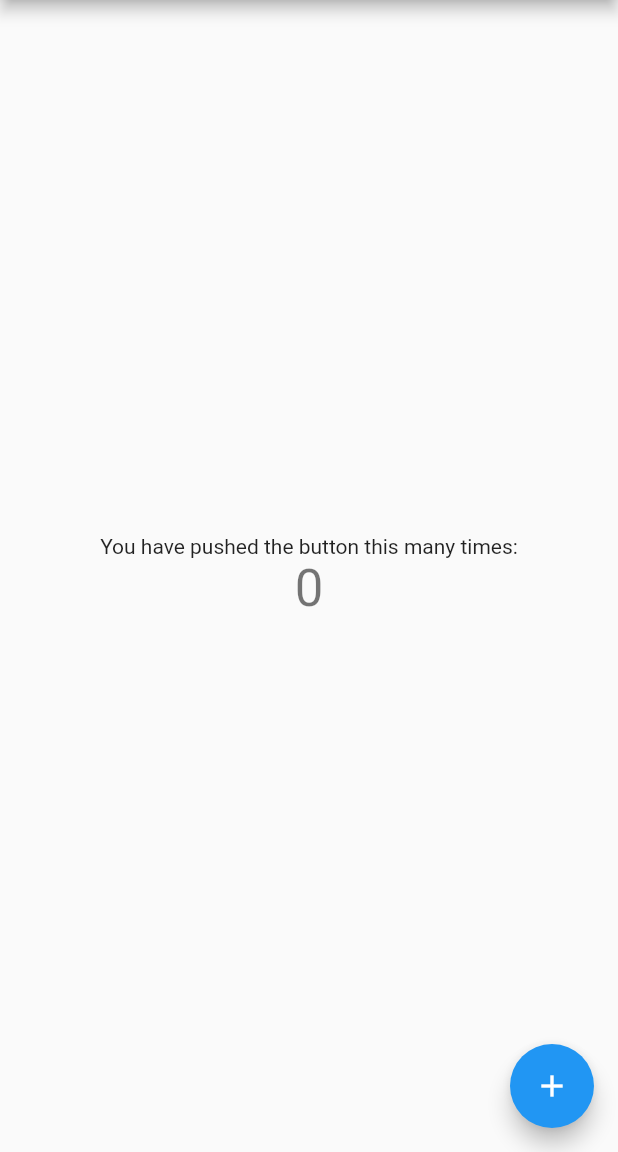
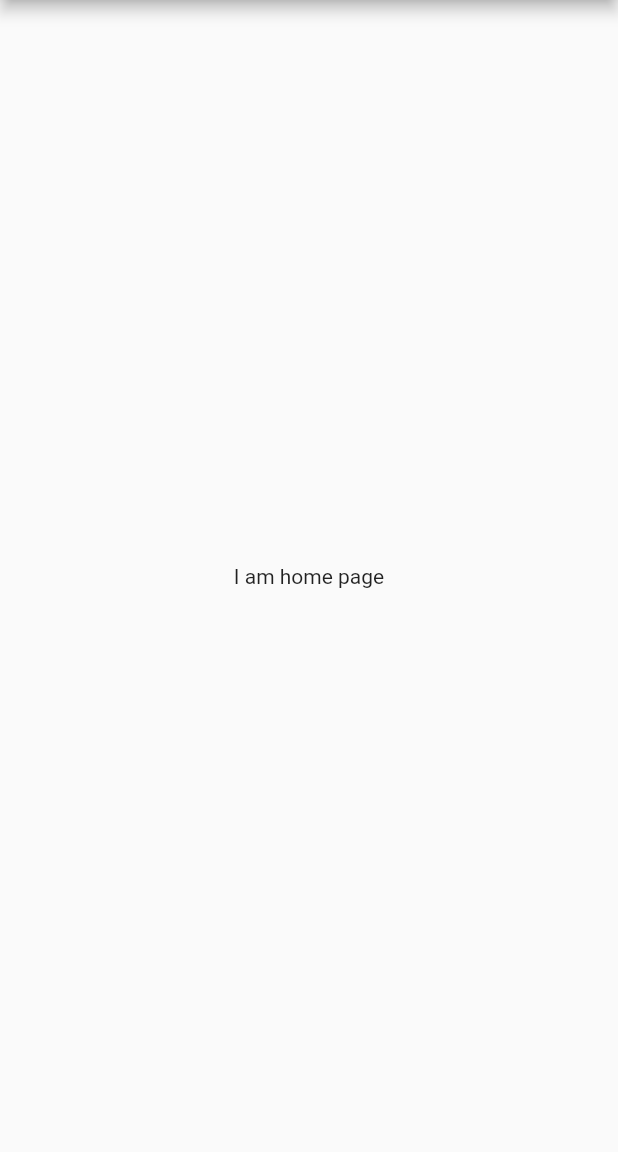
Before and after one commit to pochangl/flutter, a Flutter app: the screen it shows after launch, on a phone screen of 412 x 824 dp, the part 84-1236 px from its top. Run offline on Flutter 3.47's test engine with Material 2 defaults, Android fonts, the phone set to English and light mode, and no system bars.

Commit message:
blank page

```diff
--- a/lib/main.dart
+++ b/lib/main.dart
@@ -5,25 +5,12 @@ void main() {
 }
 
 class MyApp extends StatelessWidget {
-  // This widget is the root of your application.
   @override
   Widget build(BuildContext context) {
     return MaterialApp(
       title: 'Flutter Demo',
       theme: ThemeData(
-        // This is the theme of your application.
-        //
-        // Try running your application with "flutter run". You'll see the
-        // application has a blue toolbar. Then, without quitting the app, try
-        // changing the primarySwatch below to Colors.green and then invoke
-        // "hot reload" (press "r" in the console where you ran "flutter run",
-        // or simply save your changes to "hot reload" in a Flutter IDE).
-        // Notice that the counter didn't reset back to zero; the application
-        // is not restarted.
         primarySwatch: Colors.blue,
-        // This makes the visual density adapt to the platform that you run
-        // the app on. For desktop platforms, the controls will be smaller and
-        // closer together (more dense) than on mobile platforms.
         visualDensity: VisualDensity.adaptivePlatformDensity,
       ),
       home: MyHomePage(title: 'Flutter Demo Home Page'),
@@ -31,87 +18,20 @@ class MyApp extends StatelessWidget {
   }
 }
 
-class MyHomePage extends StatefulWidget {
+class MyHomePage extends StatelessWidget {
   MyHomePage({Key key, this.title}) : super(key: key);
-
-  // This widget is the home page of your application. It is stateful, meaning
-  // that it has a State object (defined below) that contains fields that affect
-  // how it looks.
-
-  // This class is the configuration for the state. It holds the values (in this
-  // case the title) provided by the parent (in this case the App widget) and
-  // used by the build method of the State. Fields in a Widget subclass are
-  // always marked "final".
 
   final String title;
 
   @override
-  _MyHomePageState createState() => _MyHomePageState();
-}
-
-class _MyHomePageState extends State<MyHomePage> {
-  int _counter = 0;
-
-  void _incrementCounter() {
-    setState(() {
-      // This call to setState tells the Flutter framework that something has
-      // changed in this State, which causes it to rerun the build method below
-      // so that the display can reflect the updated values. If we changed
-      // _counter without calling setState(), then the build method would not be
-      // called again, and so nothing would appear to happen.
-      _counter++;
-    });
-  }
-
-  @override
   Widget build(BuildContext context) {
-    // This method is rerun every time setState is called, for instance as done
-    // by the _incrementCounter method above.
-    //
-    // The Flutter framework has been optimized to make rerunning build methods
-    // fast, so that you can just rebuild anything that needs updating rather
-    // than having to individually change instances of widgets.
     return Scaffold(
       appBar: AppBar(
-        // Here we take the value from the MyHomePage object that was created by
-        // the App.build method, and use it to set our appbar title.
-        title: Text(widget.title),
+        title: Text(title),
       ),
       body: Center(
-        // Center is a layout widget. It takes a single child and positions it
-        // in the middle of the parent.
-        child: Column(
-          // Column is also a layout widget. It takes a list of children and
-          // arranges them vertically. By default, it sizes itself to fit its
-          // children horizontally, and tries to be as tall as its parent.
-          //
-          // Invoke "debug painting" (press "p" in the console, choose the
-          // "Toggle Debug Paint" action from the Flutter Inspector in Android
-          // Studio, or the "Toggle Debug Paint" command in Visual Studio Code)
-          // to see the wireframe for each widget.
-          //
-          // Column has various properties to control how it sizes itself and
-          // how it positions its children. Here we use mainAxisAlignment to
-          // center the children vertically; the main axis here is the vertical
-          // axis because Columns are vertical (the cross axis would be
-          // horizontal).
-          mainAxisAlignment: MainAxisAlignment.center,
-          children: <Widget>[
-            Text(
-              'You have pushed the button this many times:',
-            ),
-            Text(
-              '$_counter',
-              style: Theme.of(context).textTheme.headline4,
-            ),
-          ],
-        ),
+        child: Text('I am home page'),
       ),
-      floatingActionButton: FloatingActionButton(
-        onPressed: _incrementCounter,
-        tooltip: 'Increment',
-        child: Icon(Icons.add),
-      ), // This trailing comma makes auto-formatting nicer for build methods.
     );
   }
 }
```
